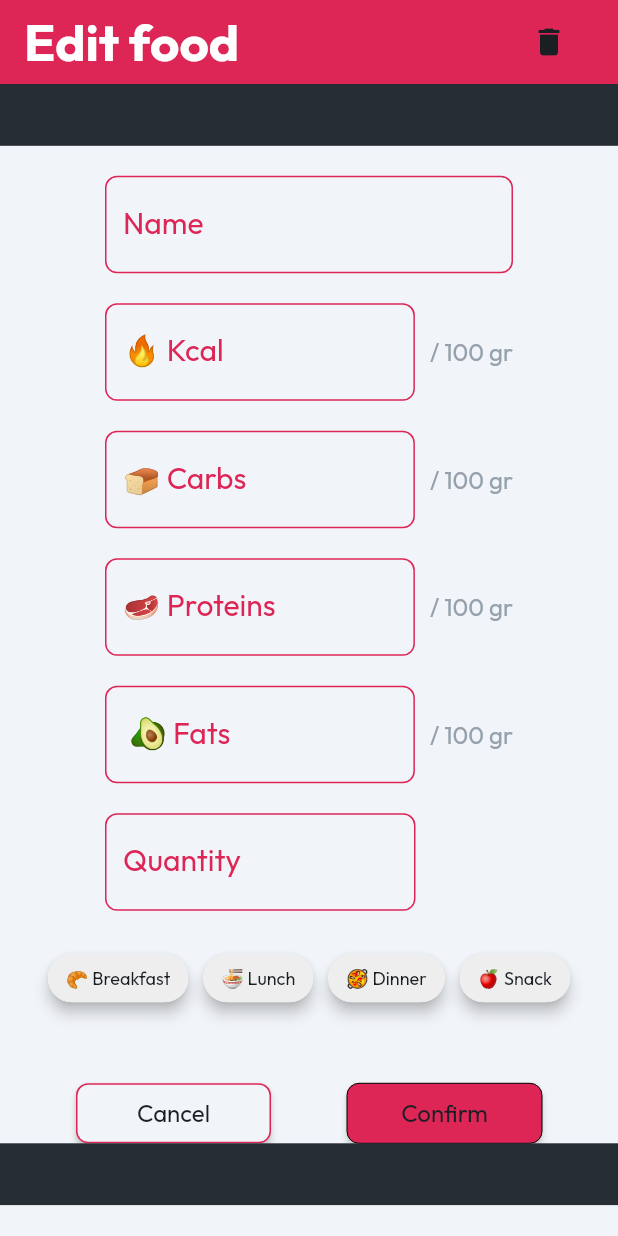
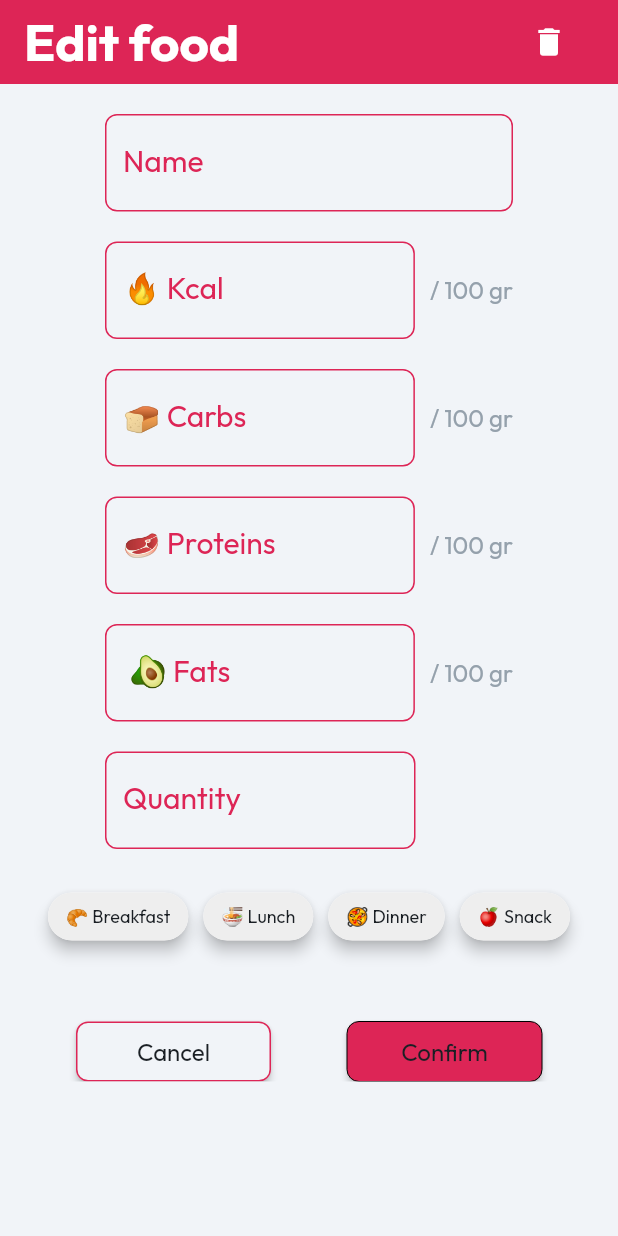
Before and after one commit to AlessandroSironi/DIMA-Project-22-23, a Flutter app: the EditFoodWidget screen opened by its route, on a phone screen of 412 x 824 dp. Run offline on Flutter 3.47's test engine with Material 2 defaults, Android fonts, the light colour scheme and no system bars; drawn by our look-alikes of auto_size_text; our stand-ins replace built_collection, built_value, cloud_firestore, easy_debounce, firebase_auth, firebase_core and 16 more; missing offline and left inert: flutter_barcode_scanner, json_path; accounts and stored records are empty.

Commit message:
ui fixes

```diff
--- a/macro_tracker/lib/components/diet_food_item_widget.dart
+++ b/macro_tracker/lib/components/diet_food_item_widget.dart
@@ -75,7 +75,7 @@ class _DietFoodItemWidgetState extends State<DietFoodItemWidget> {
                     crossAxisAlignment: CrossAxisAlignment.start,
                     children: [
                       Text(
-                        'Giovanni raga pesto al gusto di cazzo',
+                        'Giovanni raga pesto',
                         textAlign: TextAlign.start,
                         maxLines: 1,
                         style: FlutterFlowTheme.of(context).bodyMedium,
@@ -122,7 +122,7 @@ class _DietFoodItemWidgetState extends State<DietFoodItemWidget> {
                       size: 28.0,
                     ),
                     onPressed: () async {
-                      context.pushNamed('Diary');
+                      context.goNamed('Diary');
                     },
                   ),
                 ],
--- a/macro_tracker/lib/components/food_item_no_modify_widget.dart
+++ b/macro_tracker/lib/components/food_item_no_modify_widget.dart
@@ -106,7 +106,7 @@ class _FoodItemNoModifyWidgetState extends State<FoodItemNoModifyWidget> {
                       size: 28.0,
                     ),
                     onPressed: () async {
-                      context.pushNamed('Diary');
+                      context.goNamed('Diary');
                     },
                   ),
                 ],
--- a/macro_tracker/lib/main.dart
+++ b/macro_tracker/lib/main.dart
@@ -77,6 +77,7 @@ class _MyAppState extends State<MyApp> {
   Widget build(BuildContext context) {
     return MaterialApp.router(
       title: 'MacroTracker',
+      debugShowCheckedModeBanner: false,
       localizationsDelegates: [
         FFLocalizationsDelegate(),
         GlobalMaterialLocalizations.delegate,
--- a/macro_tracker/lib/pages/add/add_widget.dart
+++ b/macro_tracker/lib/pages/add/add_widget.dart
@@ -173,7 +173,7 @@ class _AddWidgetState extends State<AddWidget> {
                               20.0, 20.0, 20.0, 20.0),
                           child: FFButtonWidget(
                             onPressed: () async {
-                              context.goNamed('Diet');
+                              context.pushNamed('Diet');
                             },
                             text: 'Food from Diet',
                             icon: Icon(
--- a/macro_tracker/lib/pages/edit_food/edit_food_widget.dart
+++ b/macro_tracker/lib/pages/edit_food/edit_food_widget.dart
@@ -75,7 +75,7 @@ class _EditFoodWidgetState extends State<EditFoodWidget> {
               buttonSize: 60.0,
               icon: Icon(
                 Icons.delete,
-                color: FlutterFlowTheme.of(context).primaryText,
+                color: FlutterFlowTheme.of(context).white,
                 size: 24.0,
               ),
               onPressed: () async {
@@ -132,13 +132,6 @@ class _EditFoodWidgetState extends State<EditFoodWidget> {
                     mainAxisAlignment: MainAxisAlignment.start,
                     crossAxisAlignment: CrossAxisAlignment.center,
                     children: [
-                      Container(
-                        width: MediaQuery.of(context).size.width * 1.0,
-                        height: MediaQuery.of(context).size.height * 0.05,
-                        decoration: BoxDecoration(
-                          color: FlutterFlowTheme.of(context).alternate,
-                        ),
-                      ),
                       Padding(
                         padding: EdgeInsetsDirectional.fromSTEB(
                             70.0, 20.0, 70.0, 0.0),
@@ -705,7 +698,7 @@ class _EditFoodWidgetState extends State<EditFoodWidget> {
                           children: [
                             FFButtonWidget(
                               onPressed: () async {
-                                context.pushNamed('Diary');
+                                context.pushNamed('Diet');
                               },
                               text: 'Cancel',
                               options: FFButtonOptions(
@@ -734,7 +727,7 @@ class _EditFoodWidgetState extends State<EditFoodWidget> {
                             ),
                             FFButtonWidget(
                               onPressed: () async {
-                                context.pushNamed('Diary');
+                                context.pushNamed('Diet');
                               },
                               text: 'Confirm',
                               options: FFButtonOptions(
@@ -766,7 +759,7 @@ class _EditFoodWidgetState extends State<EditFoodWidget> {
                         width: MediaQuery.of(context).size.width * 1.0,
                         height: MediaQuery.of(context).size.height * 0.05,
                         decoration: BoxDecoration(
-                          color: FlutterFlowTheme.of(context).alternate,
+                          color: FlutterFlowTheme.of(context).primaryBackground,
                         ),
                       ),
                     ],
@@ -787,7 +780,7 @@ class _EditFoodWidgetState extends State<EditFoodWidget> {
                         width: MediaQuery.of(context).size.width * 1.0,
                         height: MediaQuery.of(context).size.height * 0.05,
                         decoration: BoxDecoration(
-                          color: FlutterFlowTheme.of(context).alternate,
+                          color: FlutterFlowTheme.of(context).primaryBackground,
                         ),
                       ),
                       Padding(
@@ -1358,7 +1351,7 @@ class _EditFoodWidgetState extends State<EditFoodWidget> {
                           children: [
                             FFButtonWidget(
                               onPressed: () async {
-                                context.pushNamed('Diary');
+                                context.pushNamed('Diet');
                               },
                               text: 'Cancel',
                               options: FFButtonOptions(
@@ -1387,7 +1380,7 @@ class _EditFoodWidgetState extends State<EditFoodWidget> {
                             ),
                             FFButtonWidget(
                               onPressed: () async {
-                                context.pushNamed('Diary');
+                                context.pushNamed('Diet');
                               },
                               text: 'Confirm',
                               options: FFButtonOptions(
@@ -1419,7 +1412,7 @@ class _EditFoodWidgetState extends State<EditFoodWidget> {
                         width: MediaQuery.of(context).size.width * 1.0,
                         height: MediaQuery.of(context).size.height * 0.05,
                         decoration: BoxDecoration(
-                          color: FlutterFlowTheme.of(context).alternate,
+                          color: FlutterFlowTheme.of(context).primaryBackground,
                         ),
                       ),
                     ],
--- a/macro_tracker/lib/pages/profile/profile_widget.dart
+++ b/macro_tracker/lib/pages/profile/profile_widget.dart
@@ -65,6 +65,9 @@ class _ProfileWidgetState extends State<ProfileWidget>
           !anim.applyInitialState),
       this,
     );
+
+    animationsMap['containerOnActionTriggerAnimation2']!.controller.duration =
+        0.ms;
   }
 
   @override
```
Also changed, not shown: macro_tracker/lib/pages/add_custom_food/add_custom_food_widget.dart (+10 -12 lines).
